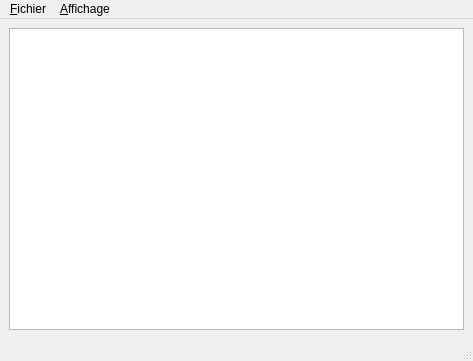
Above: ui/Liste.ui from pol51/GLst before the change. Below: the same form after it.
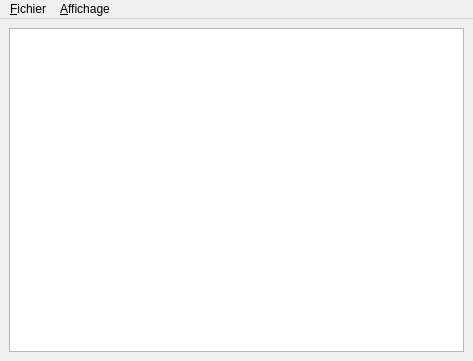
That is the form after the change. Icons and pictures are not drawn. Custom widgets are drawn as their Qt base class.

Commit message: remove unused status bar

Diff of the .ui file:
```diff
--- a/ui/Liste.ui
+++ b/ui/Liste.ui
@@ -64,7 +64,6 @@
    <addaction name="menuFile"/>
    <addaction name="menuView"/>
   </widget>
-  <widget class="QStatusBar" name="statusBar"/>
   <action name="actOptions">
    <property name="icon">
     <iconset resource="../build/images.qrc">
```
